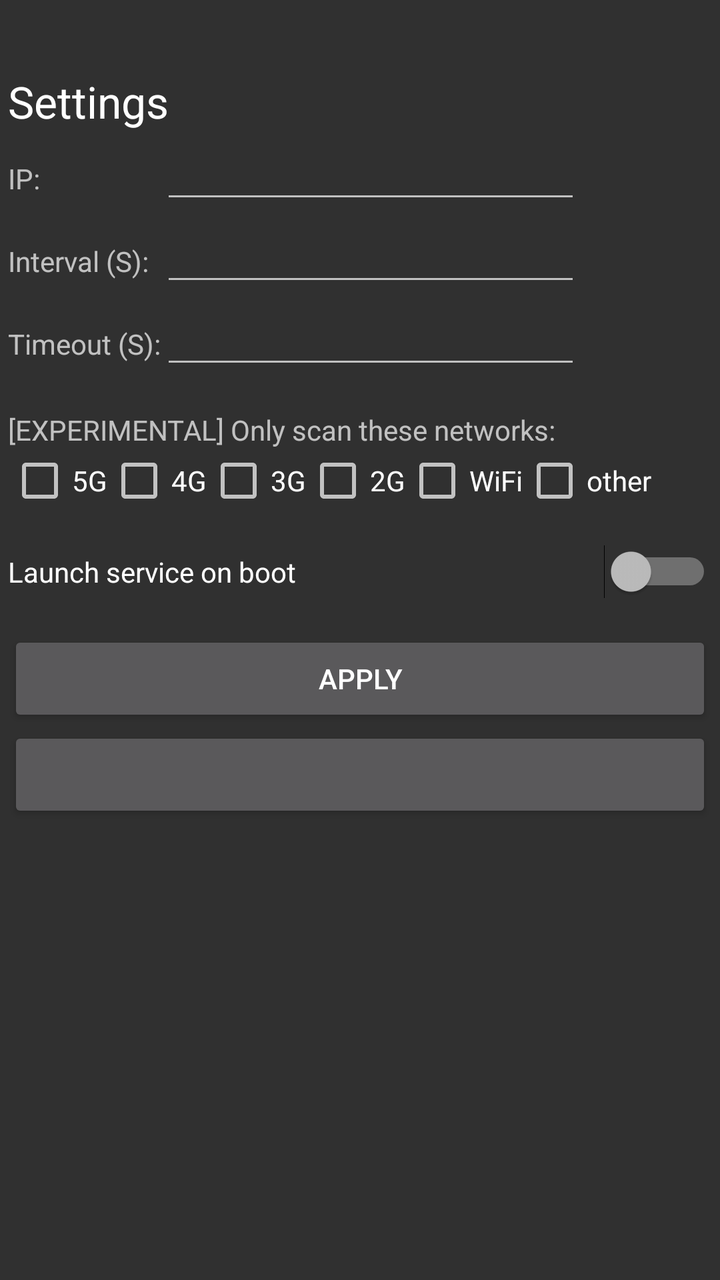
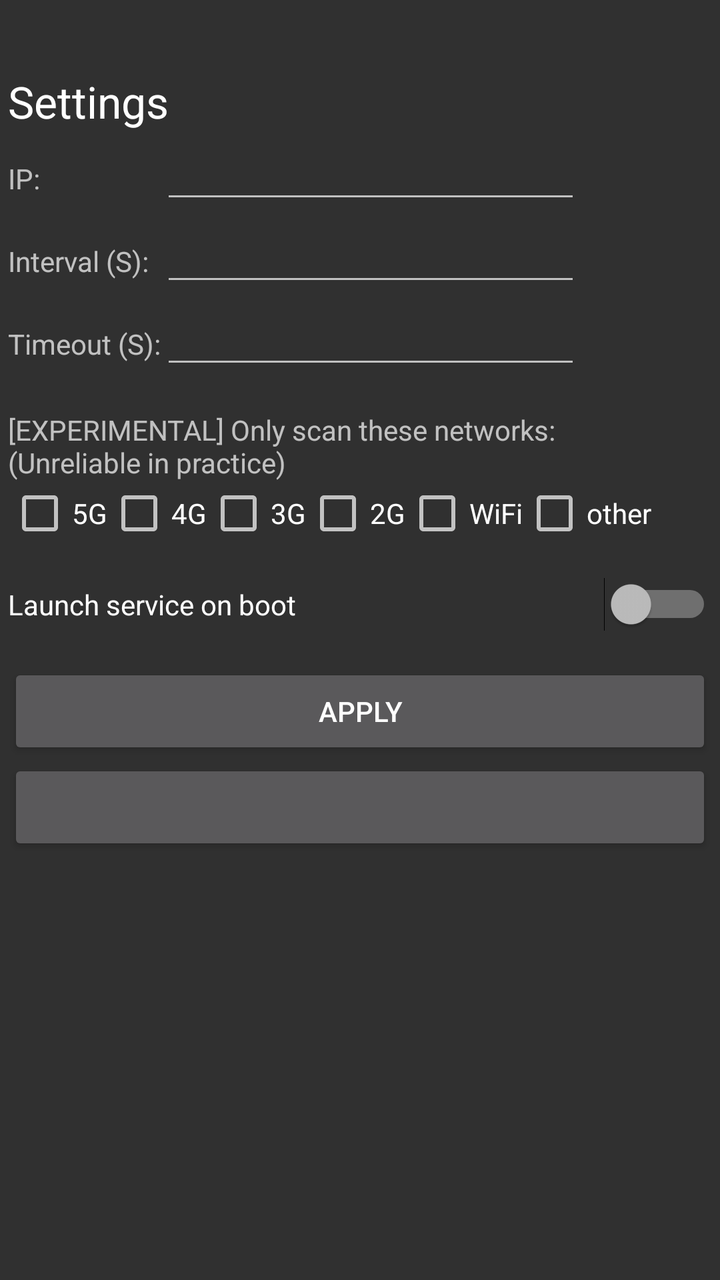

Two renders of the same Android screen: before a commit and after it. Below are the layout's source before the change and the commit's diff.
<!-- AndroidManifest.xml: application theme Theme.Cheburping -->
<!-- res/layout/activity_main.xml -->
<?xml version="1.0" encoding="utf-8"?>
<LinearLayout
        xmlns:android="http://schemas.android.com/apk/res/android"
        xmlns:tools="http://schemas.android.com/tools"
        xmlns:app="http://schemas.android.com/apk/res-auto"
        android:id="@+id/main"
        android:layout_width="match_parent"
        android:layout_height="match_parent"
        android:orientation="vertical"
        tools:context=".MainActivity" android:padding="4.dp">
    <Space
            android:layout_width="match_parent"
            android:layout_height="32dp"/>
    <TextView
            android:text="Settings"
            android:layout_width="match_parent"
            android:layout_height="wrap_content" android:id="@+id/textView6"
            android:textAppearance="@android:style/TextAppearance.Material.Large"/>
    <TableLayout
            android:layout_width="wrap_content"
            android:layout_height="wrap_content">

        <TableRow android:layout_width="match_parent" android:layout_height="match_parent">
            <TextView
                    android:text="IP: "
                    android:layout_width="wrap_content"
                    android:layout_height="wrap_content" android:id="@+id/textView2"/>
            <EditText
                    android:layout_width="match_parent"
                    android:layout_height="wrap_content"
                    android:inputType="text"
                    android:ems="10"
                    android:id="@+id/ipField"/>
        </TableRow>
        <TableRow android:layout_width="match_parent" android:layout_height="match_parent">
            <TextView
                    android:text="Interval (S):"
                    android:layout_width="wrap_content"
                    android:layout_height="wrap_content" android:id="@+id/textView3"/>
            <EditText
                    android:layout_width="wrap_content"
                    android:layout_height="wrap_content"
                    android:inputType="number"
                    android:ems="10"
                    android:id="@+id/intervalField"/>
        </TableRow>
        <TableRow android:layout_width="match_parent" android:layout_height="match_parent">
            <TextView
                    android:text="Timeout (S):"
                    android:layout_width="wrap_content"
                    android:layout_height="wrap_content" android:id="@+id/textView4"/>
            <EditText
                    android:layout_width="wrap_content"
                    android:layout_height="wrap_content"
                    android:inputType="number"
                    android:ems="10"
                    android:id="@+id/timeoutField"/>
        </TableRow>
        
        
        
        
        
        
        
        
        
        
        
        
    </TableLayout>
    <Space
            android:layout_width="match_parent"
            android:layout_height="16dp"/>
    <TextView
            android:text="[EXPERIMENTAL] Only scan these networks:"
            android:layout_width="match_parent"
            android:layout_height="wrap_content" android:id="@+id/textView"/>
    <LinearLayout
            android:orientation="horizontal"
            android:layout_width="match_parent"
            android:layout_height="wrap_content">
        <CheckBox
                android:text="5G"
                android:layout_width="wrap_content"
                android:layout_height="wrap_content" android:id="@+id/checkbox_5g"/>
        <CheckBox
                android:text="4G"
                android:layout_width="wrap_content"
                android:layout_height="wrap_content" android:id="@+id/checkbox_4g"/>
        <CheckBox
                android:text="3G"
                android:layout_width="wrap_content"
                android:layout_height="wrap_content" android:id="@+id/checkbox_3g"/>
        <CheckBox
                android:text="2G"
                android:layout_width="wrap_content"
                android:layout_height="wrap_content" android:id="@+id/checkbox_2g"/>
        <CheckBox
                android:text="WiFi"
                android:layout_width="wrap_content"
                android:layout_height="wrap_content" android:id="@+id/checkbox_wifi"/>
        <CheckBox
                android:text="other"
                android:layout_width="wrap_content"
                android:layout_height="wrap_content" android:id="@+id/checkbox_other"/>
    </LinearLayout>
    <Space
            android:layout_width="match_parent"
            android:layout_height="16dp"/>
    <Switch
            android:text="Launch service on boot"
            android:layout_width="match_parent"
            android:layout_height="wrap_content" android:id="@+id/swLaunchOnBoot"/>
    <Space
            android:layout_width="match_parent"
            android:layout_height="16dp"/>
    <Button
            android:text="Apply"
            android:layout_width="match_parent"
            android:layout_height="wrap_content" android:id="@+id/btnApply" android:onClick="apply"/>
    <Button android:layout_width="match_parent" android:layout_height="wrap_content" android:text=""
            android:onClick="btnSvcToggle" android:id="@+id/btnSvcToggle"/>
    <ScrollView
            android:layout_width="match_parent"
            android:layout_height="match_parent" android:id="@+id/logsScroll">
        <LinearLayout android:layout_width="match_parent" android:layout_height="wrap_content"
                      android:orientation="vertical">
            <TextView
                    android:layout_width="match_parent"
                    android:layout_height="wrap_content" android:id="@+id/logs_text"/>
        </LinearLayout>
    </ScrollView>

</LinearLayout>
<!-- resources referenced by this layout -->
<resources>
  <style name="Theme.Cheburping" parent="Base.Theme.Cheburping" />
  <style name="Base.Theme.Cheburping" parent="@style/android:Theme.Material.NoActionBar">
          
          
      </style>
</resources>

<!-- the commit's change to res/layout/activity_main.xml (unified diff, before → after) -->
@@ -73,7 +73,7 @@
             android:layout_width="match_parent"
             android:layout_height="16dp"/>
     <TextView
-            android:text="[EXPERIMENTAL] Only scan these networks:"
+            android:text="[EXPERIMENTAL] Only scan these networks:\n(Unreliable in practice)"
             android:layout_width="match_parent"
             android:layout_height="wrap_content" android:id="@+id/textView"/>
     <LinearLayout
